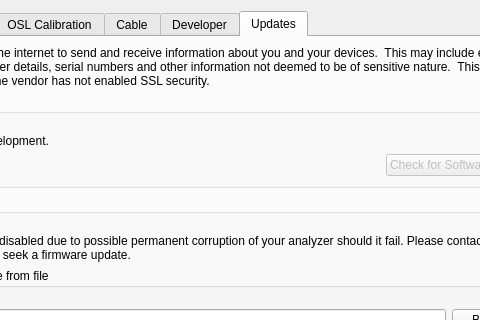
Old version of the form src/settings.ui in the repository K4HEZ/AntScopeZ; both pictures show x 219 to 699 and y 0 to 320 of the 797 by 610 pixel window.
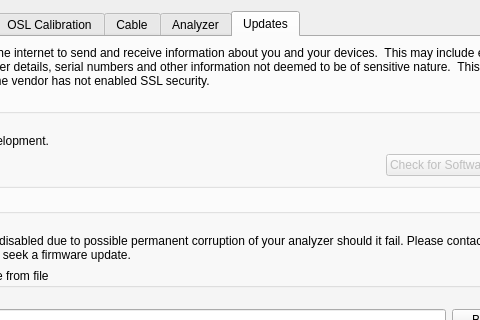
New version of the form. Custom widgets are drawn as their Qt base class.

Commit message:
Rename Settings 'Developer' tab to 'Analyzer'
Retry/reconnect settings still unscoped, left for a follow-up.

Fixes #6

Patch:
```diff
--- a/src/settings.ui
+++ b/src/settings.ui
@@ -1841,7 +1841,7 @@
      </widget>
      <widget class="QWidget" name="Custom">
       <attribute name="title">
-       <string>Developer</string>
+       <string>Analyzer</string>
       </attribute>
       <layout class="QVBoxLayout" name="verticalLayout_developerTab">
        <item>
```
The commit also changes 6 other files.
